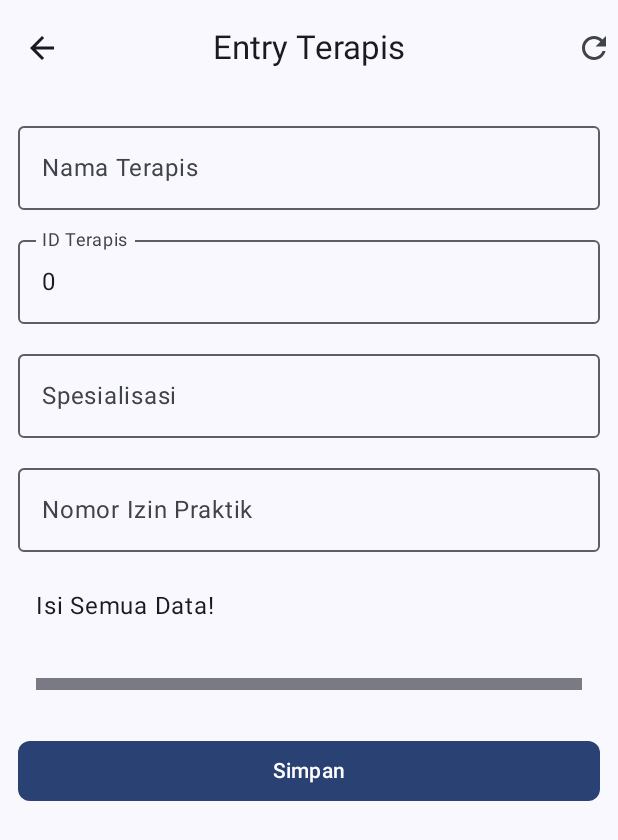
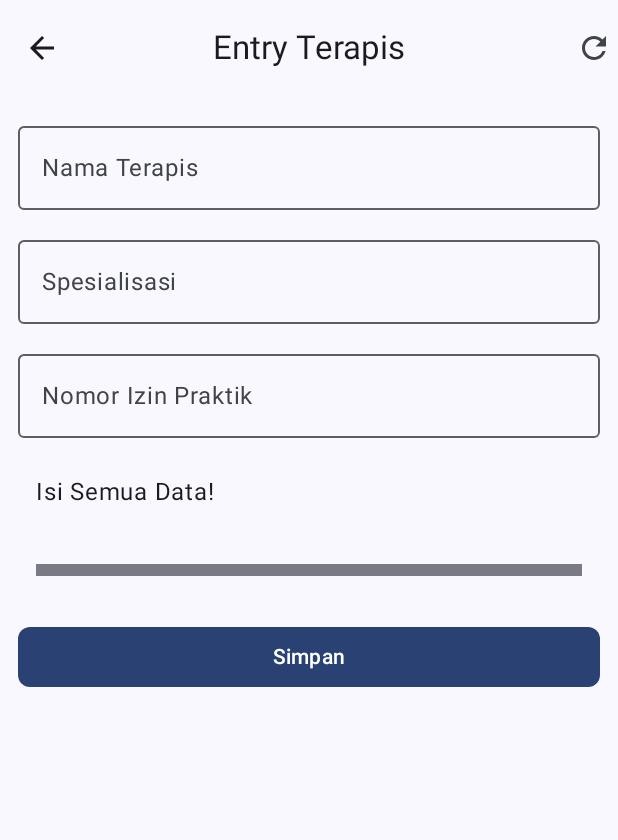
Before and after one commit to MuhamadHilalFakhri/A7_151, an Android app built with Jetpack Compose: the composable EntryTerapisScreen shown on its own in the app's theme, on a phone screen of 412 x 824 dp. Shown: the top 840 px of the screen. Run offline under Robolectric (Android 15) with nearby library versions, the phone set to English and light mode, and no system bars; libraries missing offline, so code that uses them is left out: com.jakewharton.retrofit2.

Commit message:
inputan id dinonaktifkan

```diff
--- a/app/src/main/java/com/example/projekakhir/ui/view/sesiterapi/TerapisInsertView.kt
+++ b/app/src/main/java/com/example/projekakhir/ui/view/sesiterapi/TerapisInsertView.kt
@@ -120,14 +120,14 @@ fun FormInputTerapis(
             singleLine = true
         )
 
-        OutlinedTextField(
-            value = insertUiEvent.idTerapis.toString(),
-            onValueChange = { onValueChange(insertUiEvent.copy(idTerapis = it.toIntOrNull() ?: 0)) },
-            label = { Text("ID Terapis") },
-            modifier = Modifier.fillMaxWidth(),
-            enabled = enabled,
-            singleLine = true
-        )
+//        OutlinedTextField(
+//            value = insertUiEvent.idTerapis.toString(),
+//            onValueChange = { onValueChange(insertUiEvent.copy(idTerapis = it.toIntOrNull() ?: 0)) },
+//            label = { Text("ID Terapis") },
+//            modifier = Modifier.fillMaxWidth(),
+//            enabled = enabled,
+//            singleLine = true
+//        )
 
         OutlinedTextField(
             value = insertUiEvent.spesialisasi,
```
